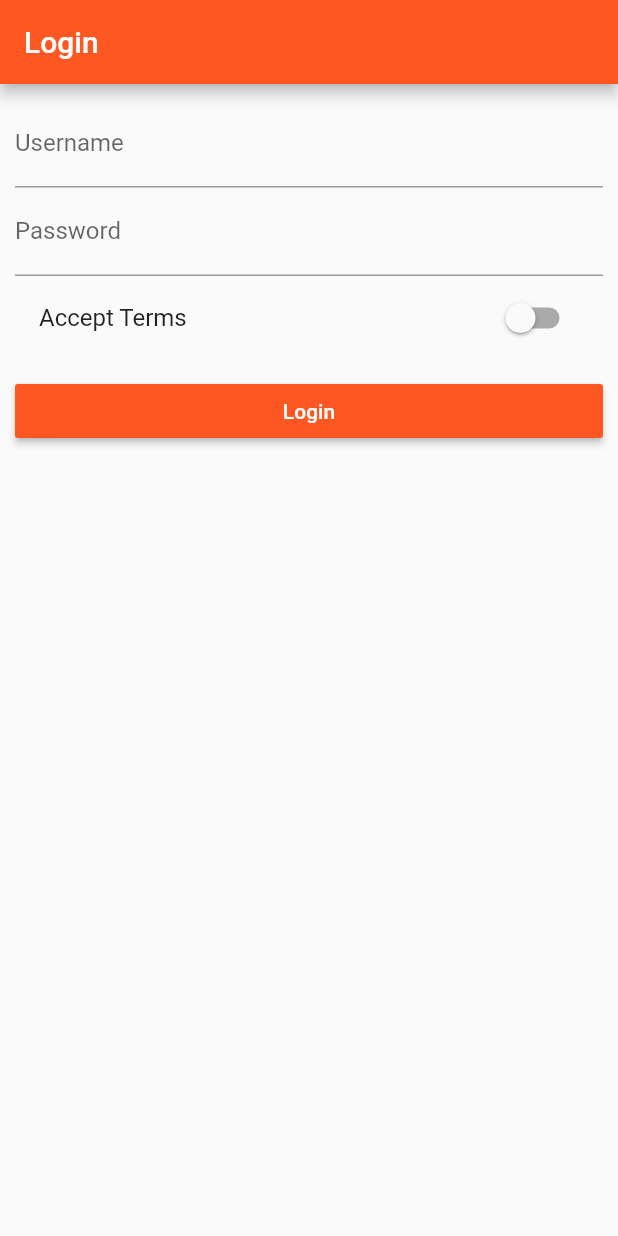
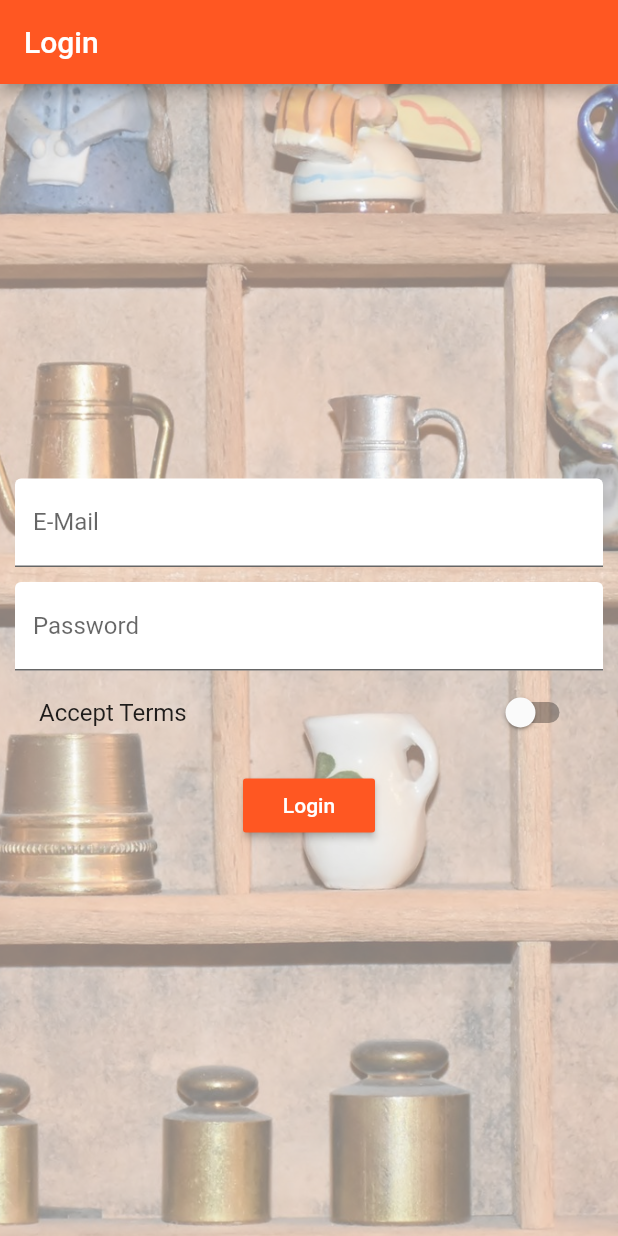
Before and after one commit to fiixed/flutter-easylist, a Flutter app: the screen it shows after launch, on a phone screen of 412 x 824 dp. Run offline on Flutter 3.47's test engine with Material 2 defaults, Android fonts, the phone set to English and light mode, and no system bars.

```diff
--- a/lib/pages/auth.dart
+++ b/lib/pages/auth.dart
@@ -18,20 +18,31 @@ class _AuthPageState extends State<AuthPage> {
         title: Text('Login'),
       ),
       body: Container(
-        margin: EdgeInsets.all(10.0),
-        child: ListView(
+        decoration: BoxDecoration(
+          image: DecorationImage(
+            fit: BoxFit.cover,
+            colorFilter: ColorFilter.mode(
+                Colors.black.withOpacity(0.5), BlendMode.dstATop),
+            image: AssetImage('assets/background.jpg'),
+          ),
+        ),
+        padding: EdgeInsets.all(10.0),
+        child: Center(
+          child: SingleChildScrollView(
+            child: Column(
               children: <Widget>[
                 TextField(
-              decoration: InputDecoration(labelText: 'Username'),
+                  decoration: InputDecoration(labelText: 'E-Mail', filled: true, fillColor: Colors.white),
                   onChanged: (String value) {
                     setState(() {
                       _emailValue = value;
                     });
                   },
                 ),
+                SizedBox(height: 10.0),
                 TextField(
                   obscureText: true,
-              decoration: InputDecoration(labelText: 'Password'),
+                  decoration: InputDecoration(labelText: 'Password', filled: true, fillColor: Colors.white),
                   onChanged: (String value) {
                     setState(() {
                       _passwordValue = value;
@@ -63,6 +74,8 @@ class _AuthPageState extends State<AuthPage> {
               ],
             ),
           ),
+        ),
+      ),
     );
   }
 }
--- a/lib/pages/products_admin.dart
+++ b/lib/pages/products_admin.dart
@@ -21,9 +21,10 @@ class ProductsAdminPage extends StatelessWidget {
                 title: Text('Choose'),
               ),
               ListTile(
+                leading: Icon(Icons.shop),
                 title: Text('All Products'),
                 onTap: () {
-                  Navigator.pushReplacementNamed(context, '/');
+                  Navigator.pushReplacementNamed(context, '/products');
                 },
               )
             ],
```
Also changed, not shown: lib/main.dart (+5 -2 lines), lib/pages/product.dart (+51 -23 lines), lib/pages/products.dart (+7 -2 lines), lib/products.dart (+50 -7 lines), pubspec.yaml (+6 -4 lines), assets/Oswald-Bold.ttf (added), assets/background.jpg (added). Lines whose indentation alone changed are shown as unchanged.
